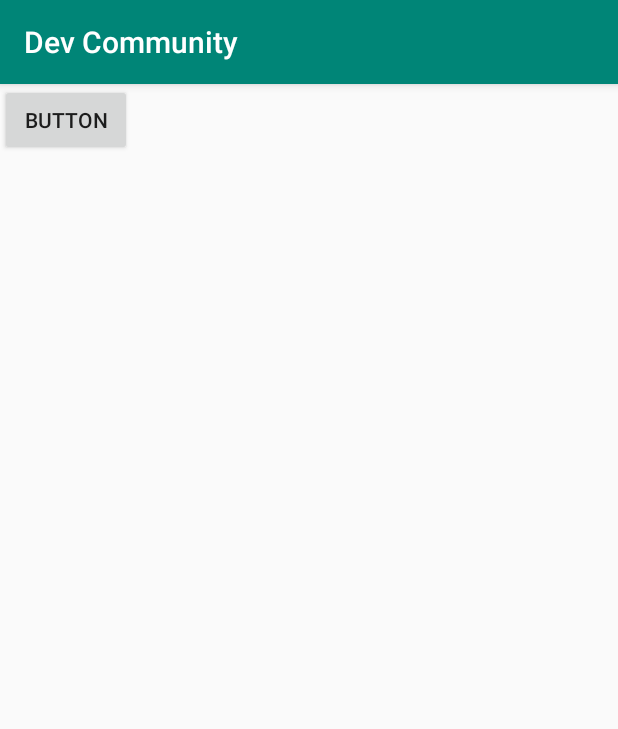
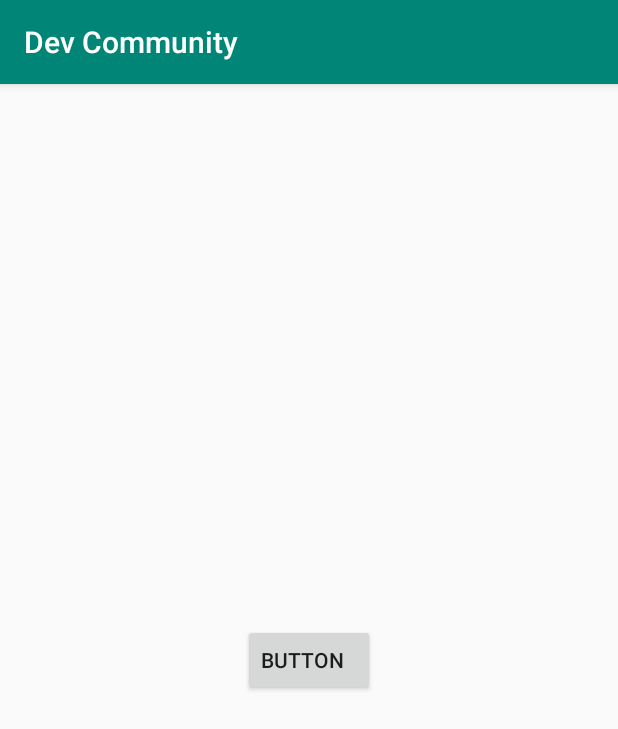
Before and after one commit to oriol-v-ll/Dev_Community, an Android app: the screen it shows after launch (LoginActivity), on a phone screen of 412 x 824 dp. Shown: the top 729 px of the screen. Run offline under Robolectric (Android 15) with nearby library versions, the phone set to English and light mode, and no system bars.

Commit message:
holis papi

```diff
--- a/app/src/main/res/layout/activity_login2.xml
+++ b/app/src/main/res/layout/activity_login2.xml
@@ -1,5 +1,5 @@
 <?xml version="1.0" encoding="utf-8"?>
-<androidx.constraintlayout.widget.ConstraintLayout xmlns:android="http://schemas.android.com/apk/res/android"
+<RelativeLayout xmlns:android="http://schemas.android.com/apk/res/android"
     xmlns:app="http://schemas.android.com/apk/res-auto"
     xmlns:tools="http://schemas.android.com/tools"
     android:layout_width="match_parent"
@@ -10,7 +10,9 @@
         android:id="@+id/button"
         android:layout_width="wrap_content"
         android:layout_height="wrap_content"
-        android:text="Button"
-        tools:layout_editor_absoluteX="146dp"
-        tools:layout_editor_absoluteY="341dp" />
-</androidx.constraintlayout.widget.ConstraintLayout>
+        android:layout_alignParentBottom="false"
+        android:layout_centerInParent="true"
+        android:layout_centerVertical="true"
+        android:gravity="center_vertical"
+        android:text="Button" />
+</RelativeLayout>
```
